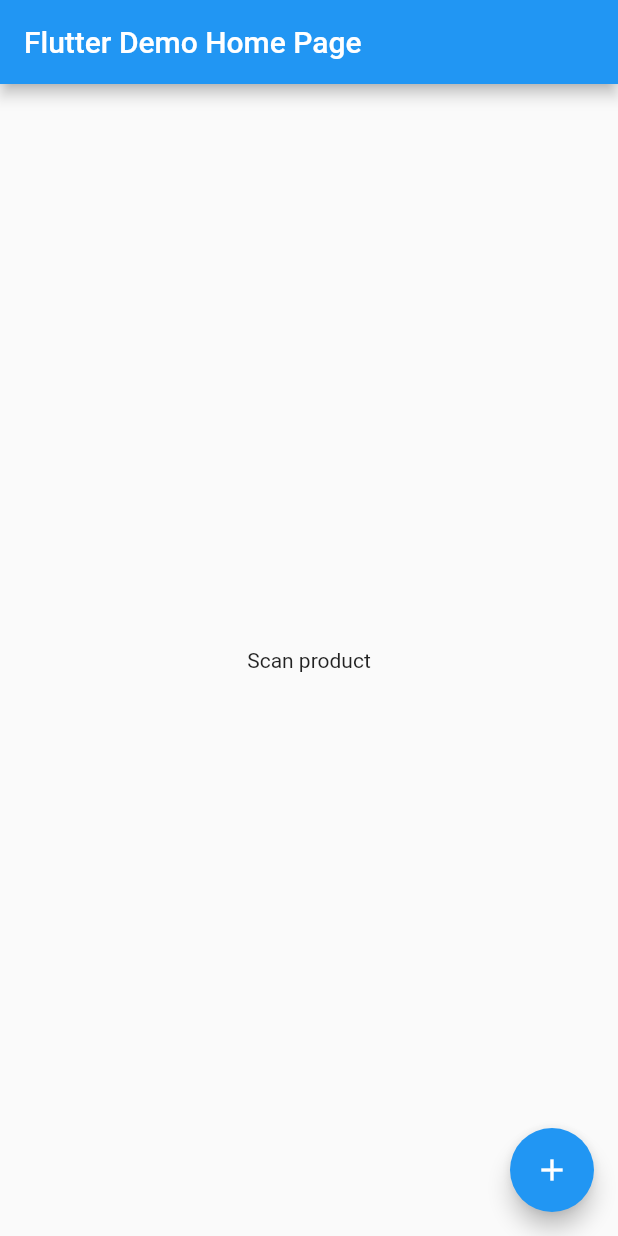
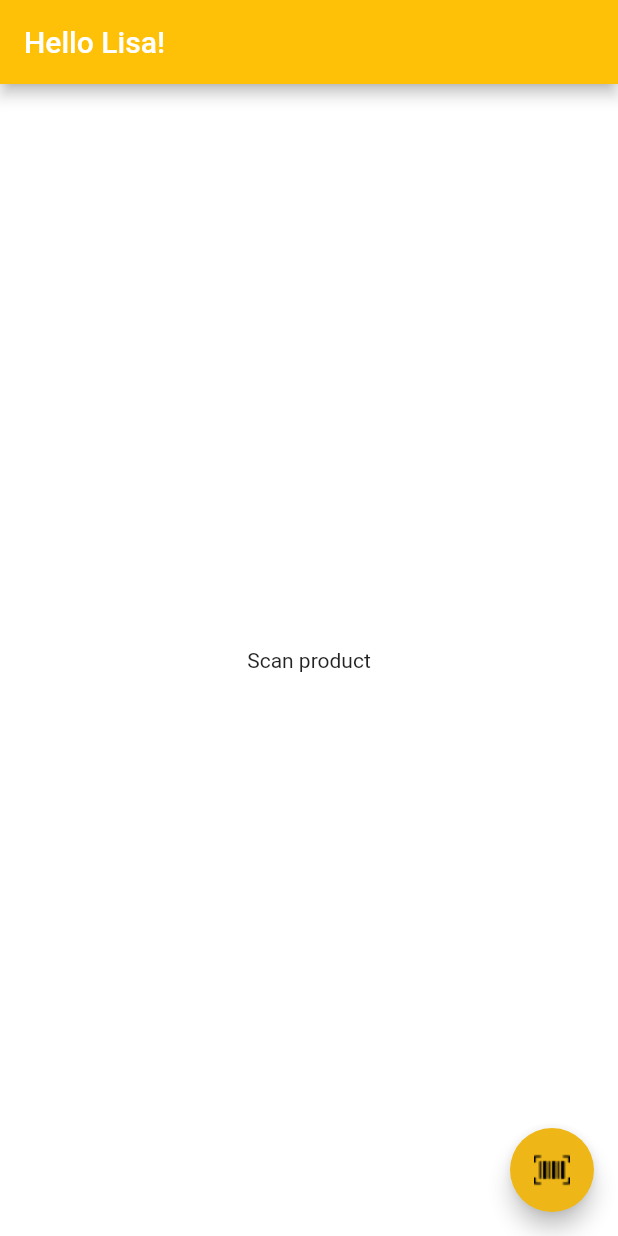
Before and after one commit to EditaAnomaly/S7-ASM-Jumbo-project, a Flutter app: the screen it shows after launch, on a phone screen of 412 x 824 dp. Run offline on Flutter 3.47's test engine with Material 2 defaults, Android fonts, the phone set to English and light mode, and no system bars; missing offline and left inert: flutter_barcode_scanner.

Commit message:
feature(updated-ui)
Changed icons and name of the application (for both platforms)
Refactored main page code
Updated colors and added images

```diff
--- a/lib/main.dart
+++ b/lib/main.dart
@@ -1,5 +1,4 @@
 import 'dart:developer';
-
 import 'package:flutter/material.dart';
 import 'package:flutter_barcode_scanner/flutter_barcode_scanner.dart';
 import 'package:jumbo_app_flutter/models/allergen.dart';
@@ -7,53 +6,27 @@ import 'package:jumbo_app_flutter/models/product.dart';
 import 'package:jumbo_app_flutter/services/product.service.dart';
 
 void main() {
-  runApp(const MyApp());
+  runApp(const App());
 }
 
-class MyApp extends StatelessWidget {
-  const MyApp({super.key});
+class App extends StatelessWidget {
+  const App({super.key});
 
-  // This widget is the root of your application.
   @override
   Widget build(BuildContext context) {
-    return MaterialApp(
-      title: 'Flutter Demo',
-      theme: ThemeData(
-        // This is the theme of your application.
-        //
-        // Try running your application with "flutter run". You'll see the
-        // application has a blue toolbar. Then, without quitting the app, try
-        // changing the primarySwatch below to Colors.green and then invoke
-        // "hot reload" (press "r" in the console where you ran "flutter run",
-        // or simply save your changes to "hot reload" in a Flutter IDE).
-        // Notice that the counter didn't reset back to zero; the application
-        // is not restarted.
-        primarySwatch: Colors.blue,
-      ),
-      home: const MyHomePage(title: 'Flutter Demo Home Page'),
+    return const MaterialApp(
+      home: MainPage(),
     );
   }
 }
 
-class MyHomePage extends StatefulWidget {
-  const MyHomePage({super.key, required this.title});
-
-  // This widget is the home page of your application. It is stateful, meaning
-  // that it has a State object (defined below) that contains fields that affect
-  // how it looks.
-
-  // This class is the configuration for the state. It holds the values (in this
-  // case the title) provided by the parent (in this case the App widget) and
-  // used by the build method of the State. Fields in a Widget subclass are
-  // always marked "final".
-
-  final String title;
-
+class MainPage extends StatefulWidget {
+  const MainPage({super.key});
   @override
-  State<MyHomePage> createState() => _MyHomePageState();
+  State<MainPage> createState() => _MainPageState();
 }
 
-class _MyHomePageState extends State<MyHomePage> {
+class _MainPageState extends State<MainPage> {
   final ProductService productService = ProductService();
   late Product product;
   late List<Allergen> warnings;
@@ -71,10 +44,36 @@ class _MyHomePageState extends State<MyHomePage> {
     _alertAboutProduct(product, warnings);
   }
 
+  @override
+  Widget build(BuildContext context) {
+    return Scaffold(
+      backgroundColor: Colors.white,
+      appBar: AppBar(
+        title: const Text('Hello Lisa!'),
+        backgroundColor: Colors.amber,
+      ),
+      body: Center(
+        child: Column(
+          mainAxisAlignment: MainAxisAlignment.center,
+          children: const <Widget>[
+            Text('Scan product'),
+          ],
+        ),
+      ),
+      floatingActionButton: FloatingActionButton(
+        onPressed: _openBarcodeScanner,
+        backgroundColor: const Color(0xffEEB717),
+        tooltip: 'Scan',
+        child: const Image(
+          image: AssetImage('images/barcode.png'),
+        ),
+      ),
+    );
+  }
+
   _alertAboutProduct(Product product, List<Allergen> warnings) {
     showDialog(
       context: context, barrierDismissible: false, // user must tap button!
-
       builder: (BuildContext context) {
         return AlertDialog(
           title: Text(product.title),
@@ -104,50 +103,4 @@ class _MyHomePageState extends State<MyHomePage> {
       },
     );
   }
-
-  @override
-  Widget build(BuildContext context) {
-    // This method is rerun every time setState is called, for instance as done
-    // by the _incrementCounter method above.
-    //
-    // The Flutter framework has been optimized to make rerunning build methods
-    // fast, so that you can just rebuild anything that needs updating rather
-    // than having to individually change instances of widgets.
-    return Scaffold(
-      appBar: AppBar(
-        // Here we take the value from the MyHomePage object that was created by
-        // the App.build method, and use it to set our appbar title.
-        title: Text(widget.title),
-      ),
-      body: Center(
-        // Center is a layout widget. It takes a single child and positions it
-        // in the middle of the parent.
-        child: Column(
-          // Column is also a layout widget. It takes a list of children and
-          // arranges them vertically. By default, it sizes itself to fit its
-          // children horizontally, and tries to be as tall as its parent.
-          //
-          // Invoke "debug painting" (press "p" in the console, choose the
-          // "Toggle Debug Paint" action from the Flutter Inspector in Android
-          // Studio, or the "Toggle Debug Paint" command in Visual Studio Code)
-          // to see the wireframe for each widget.
-          //
-          // Column has various properties to control how it sizes itself and
-          // how it positions its children. Here we use mainAxisAlignment to
-          // center the children vertically; the main axis here is the vertical
-          // axis because Columns are vertical (the cross axis would be
-          // horizontal).
-          mainAxisAlignment: MainAxisAlignment.center,
-          children: const <Widget>[
-            Text('Scan product'),
-          ],
-        ),
-      ),
-      floatingActionButton: FloatingActionButton(
-        onPressed: _openBarcodeScanner,
-        tooltip: 'Scan',
-        child: const Icon(Icons.add),
-      ), // This trailing comma makes auto-formatting nicer for build methods.
-    );
-  }
 }
--- a/pubspec.yaml
+++ b/pubspec.yaml
@@ -66,9 +66,8 @@ flutter:
   uses-material-design: true
 
   # To add assets to your application, add an assets section, like this:
-  # assets:
-  #   - images/a_dot_burr.jpeg
-  #   - images/a_dot_ham.jpeg
+  assets:
+     - images/
 
   # An image asset can refer to one or more resolution-specific "variants", see
   # https://flutter.dev/assets-and-images/#resolution-aware
```
Also changed, not shown: images/barcode.png (added), images/iconlogo.png (added), images/profile.png (added), images/search.png (added), images/trolley.png (added), pubspec.lock, 39 other files.
